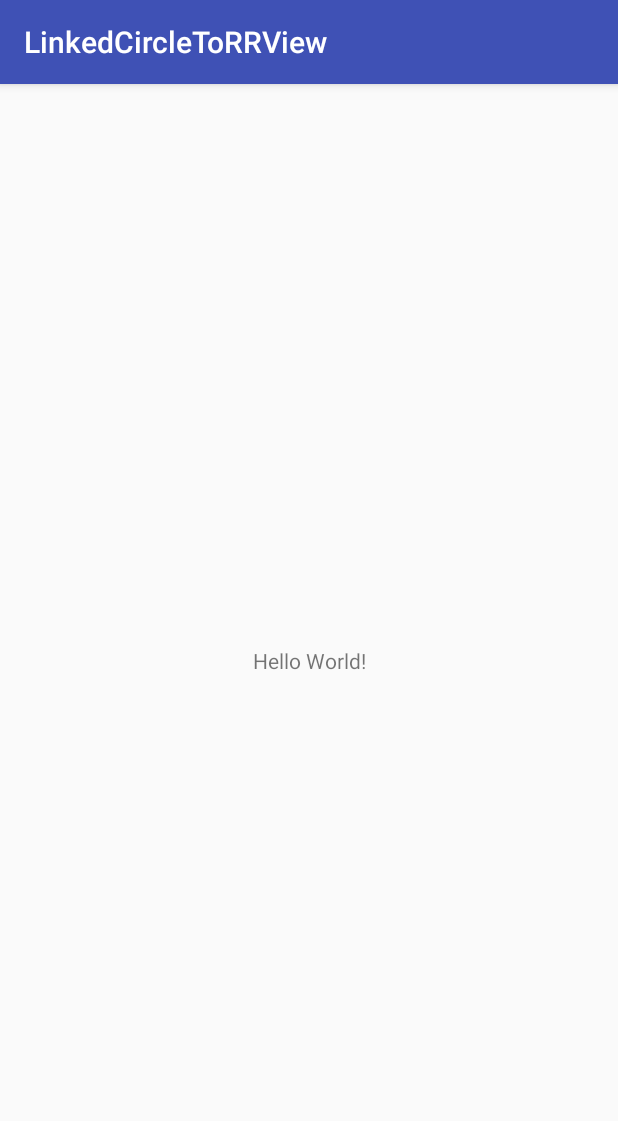
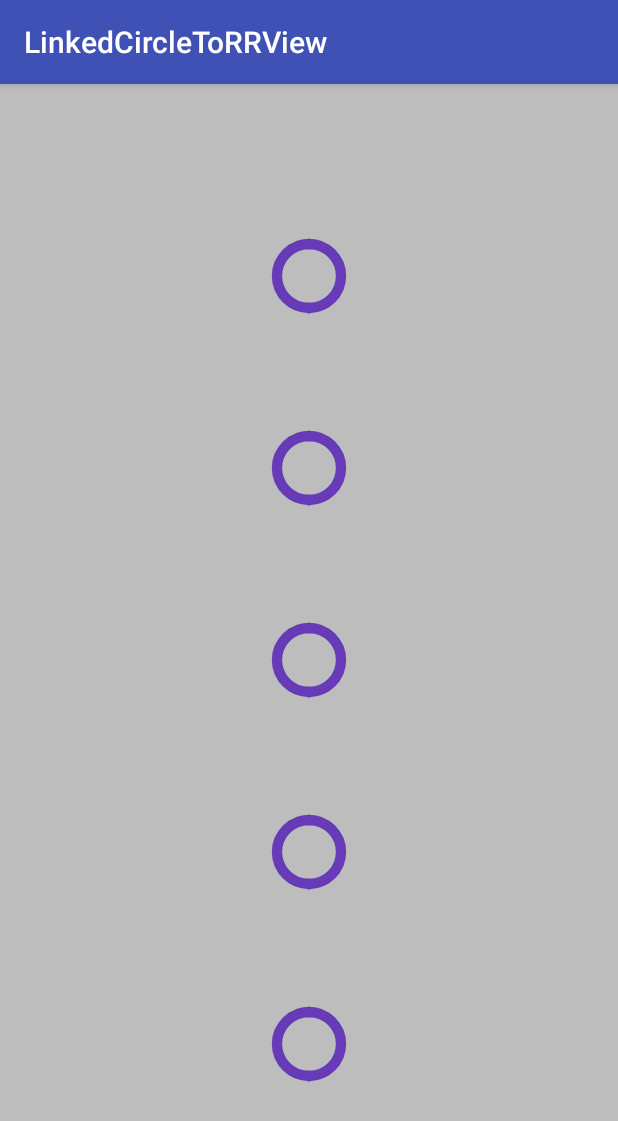
Before and after one commit to Anwesh43/LinkedCircleToRRView, an Android app: the screen it shows after launch (MainActivity), on a phone screen of 412 x 824 dp. Shown: the top 1121 px of the screen. Run offline under Robolectric (Android 15) with nearby library versions, the phone set to English and light mode, and no system bars.

```diff
--- a/app/build.gradle
+++ b/app/build.gradle
@@ -29,6 +29,7 @@ dependencies {
     compile 'com.android.support.constraint:constraint-layout:1.0.2'
     testCompile 'junit:junit:4.12'
     compile "org.jetbrains.kotlin:kotlin-stdlib-jre7:$kotlin_version"
+    compile project(":circletorrview")
 }
 repositories {
     mavenCentral()
--- a/app/src/main/java/ui/anwesome/com/linkedcircletorrview/MainActivity.kt
+++ b/app/src/main/java/ui/anwesome/com/linkedcircletorrview/MainActivity.kt
@@ -2,11 +2,12 @@ package ui.anwesome.com.linkedcircletorrview
 
 import android.support.v7.app.AppCompatActivity
 import android.os.Bundle
+import ui.anwesome.com.circletorrview.LinkedCircleToRRView
 
 class MainActivity : AppCompatActivity() {
 
     override fun onCreate(savedInstanceState: Bundle?) {
         super.onCreate(savedInstanceState)
-        setContentView(R.layout.activity_main)
+        LinkedCircleToRRView.create(this)
     }
 }
```
